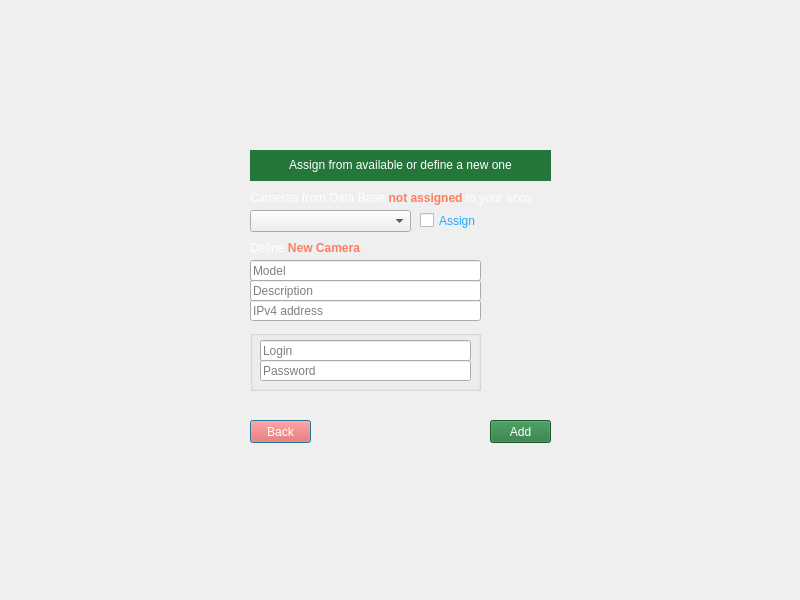
Old version of the form LeonCam/UserCamera.ui in the repository kazimierczak-robert/LeonCam.
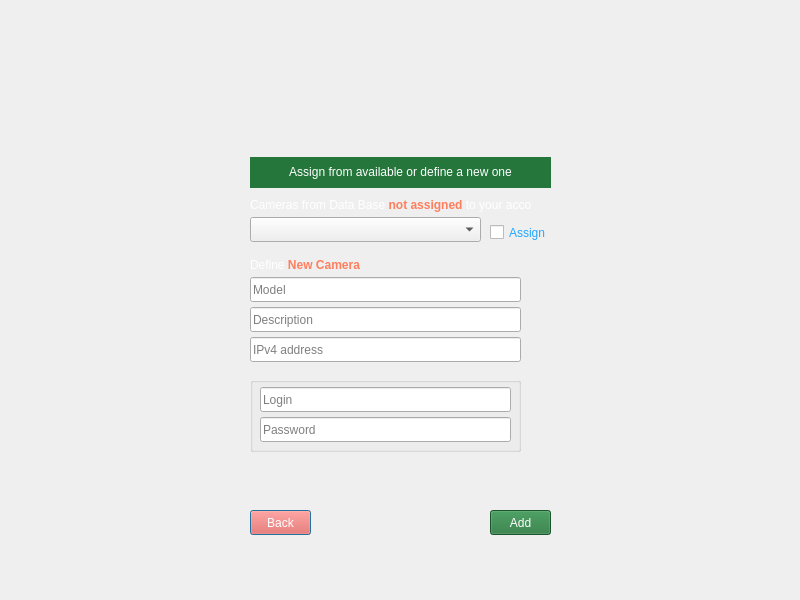
New version of the form. Icons and pictures are not drawn.

The edit to the form file:
```diff
--- a/LeonCam/UserCamera.ui
+++ b/LeonCam/UserCamera.ui
@@ -52,7 +52,7 @@
    <property name="geometry">
     <rect>
      <x>250</x>
-     <y>150</y>
+     <y>157</y>
      <width>301</width>
      <height>31</height>
     </rect>
@@ -69,9 +69,9 @@
    <property name="geometry">
     <rect>
      <x>250</x>
-     <y>210</y>
-     <width>161</width>
-     <height>22</height>
+     <y>217</y>
+     <width>231</width>
+     <height>25</height>
     </rect>
    </property>
   </widget>
@@ -79,7 +79,7 @@
    <property name="geometry">
     <rect>
      <x>250</x>
-     <y>190</y>
+     <y>197</y>
      <width>281</width>
      <height>16</height>
     </rect>
@@ -96,7 +96,7 @@
    <property name="geometry">
     <rect>
      <x>250</x>
-     <y>240</y>
+     <y>257</y>
      <width>261</width>
      <height>16</height>
     </rect>
@@ -113,9 +113,9 @@
    <property name="geometry">
     <rect>
      <x>250</x>
-     <y>260</y>
-     <width>231</width>
-     <height>21</height>
+     <y>277</y>
+     <width>271</width>
+     <height>25</height>
     </rect>
    </property>
    <property name="text">
@@ -129,9 +129,9 @@
    <property name="geometry">
     <rect>
      <x>250</x>
-     <y>300</y>
-     <width>231</width>
-     <height>21</height>
+     <y>337</y>
+     <width>271</width>
+     <height>25</height>
     </rect>
    </property>
    <property name="text">
@@ -145,9 +145,9 @@
    <property name="geometry">
     <rect>
      <x>250</x>
-     <y>280</y>
-     <width>231</width>
-     <height>21</height>
+     <y>307</y>
+     <width>271</width>
+     <height>25</height>
     </rect>
    </property>
    <property name="text">
@@ -161,9 +161,9 @@
    <property name="geometry">
     <rect>
      <x>250</x>
-     <y>420</y>
+     <y>510</y>
      <width>61</width>
-     <height>23</height>
+     <height>25</height>
     </rect>
    </property>
    <property name="styleSheet">
@@ -186,9 +186,9 @@
    <property name="geometry">
     <rect>
      <x>250</x>
-     <y>330</y>
-     <width>231</width>
-     <height>61</height>
+     <y>377</y>
+     <width>271</width>
+     <height>75</height>
     </rect>
    </property>
    <property name="title">
@@ -199,8 +199,8 @@
      <rect>
       <x>10</x>
       <y>10</y>
-      <width>211</width>
-      <height>21</height>
+      <width>251</width>
+      <height>25</height>
      </rect>
     </property>
     <property name="text">
@@ -214,9 +214,9 @@
     <property name="geometry">
      <rect>
       <x>10</x>
-      <y>30</y>
-      <width>211</width>
-      <height>21</height>
+      <y>40</y>
+      <width>251</width>
+      <height>25</height>
      </rect>
     </property>
     <property name="text">
@@ -231,9 +231,9 @@
    <property name="geometry">
     <rect>
      <x>490</x>
-     <y>420</y>
+     <y>510</y>
      <width>61</width>
-     <height>23</height>
+     <height>25</height>
     </rect>
    </property>
    <property name="styleSheet">
@@ -258,8 +258,8 @@
   <widget class="QLabel" name="LTip">
    <property name="geometry">
     <rect>
-     <x>510</x>
-     <y>275</y>
+     <x>530</x>
+     <y>305</y>
      <width>31</width>
      <height>31</height>
     </rect>
@@ -278,10 +278,10 @@
   <widget class="QCheckBox" name="CBAssign">
    <property name="geometry">
     <rect>
-     <x>420</x>
-     <y>210</y>
-     <width>111</width>
-     <height>21</height>
+     <x>490</x>
+     <y>220</y>
+     <width>61</width>
+     <height>25</height>
     </rect>
    </property>
    <property name="styleSheet">
@@ -298,8 +298,8 @@
   <widget class="QLabel" name="LTipLoginPass">
    <property name="geometry">
     <rect>
-     <x>510</x>
-     <y>345</y>
+     <x>530</x>
+     <y>400</y>
      <width>31</width>
      <height>31</height>
     </rect>
```
Left out of the diff: 15 changed lines with no effect on the pictures.
